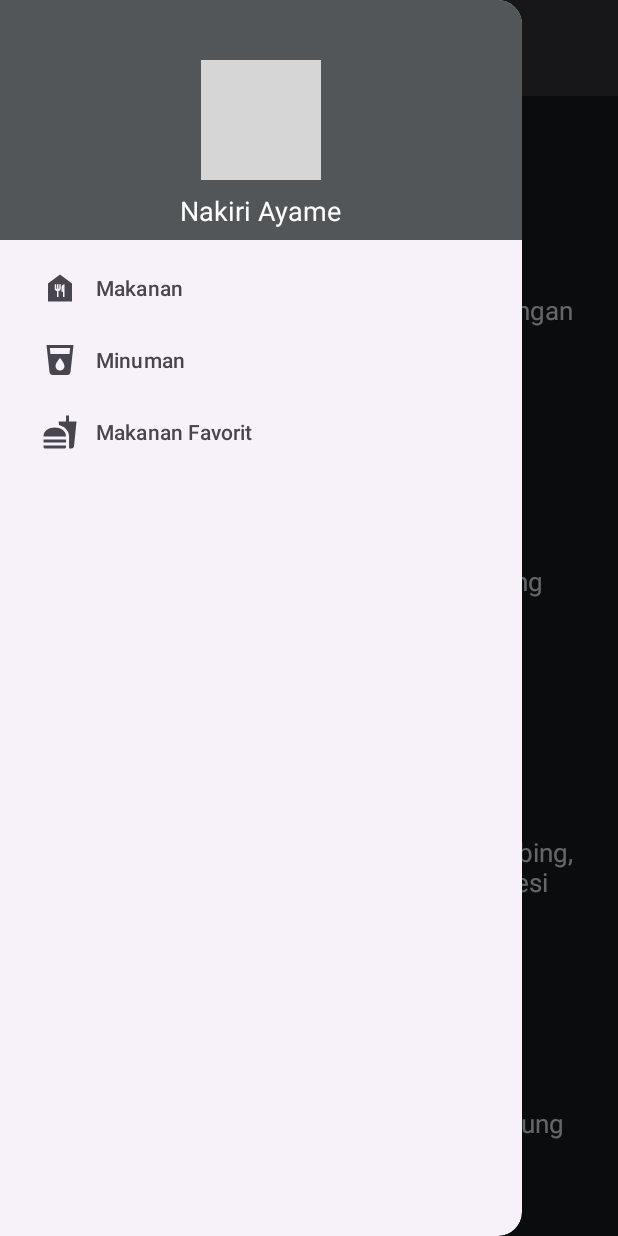
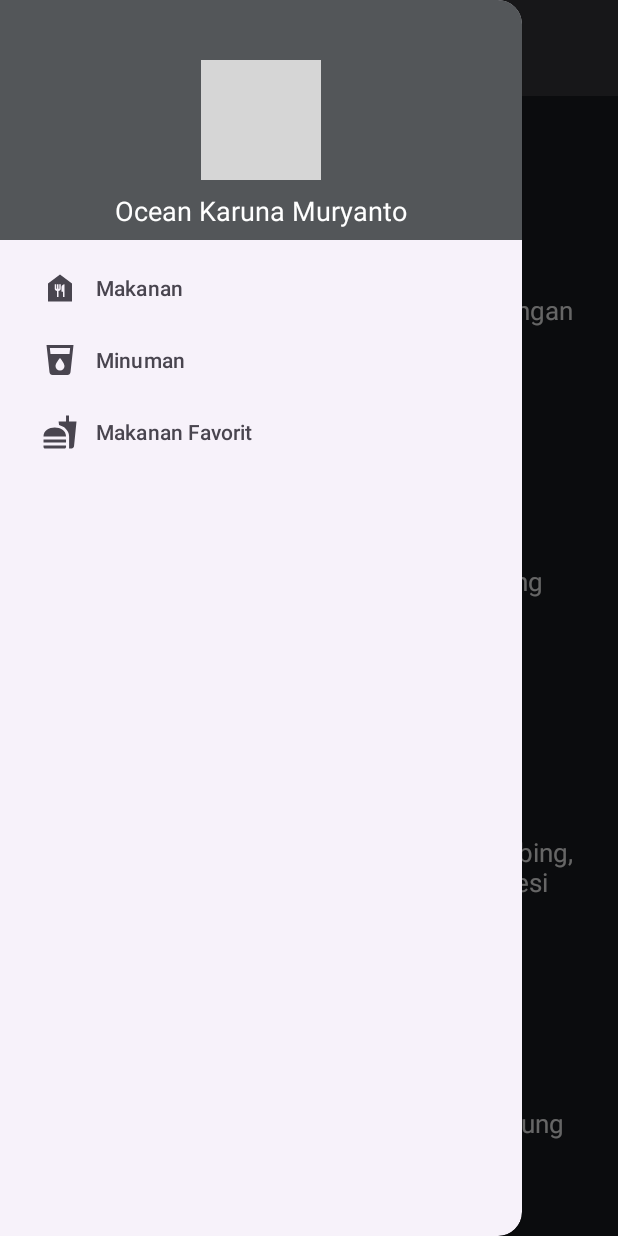
Before and after one commit to oceanthesea1/NavDrawer, an Android app: the screen it shows after launch (MainActivity), with the side drawer open, on a phone screen of 412 x 824 dp. Run offline under Robolectric (Android 15) with nearby library versions, the phone set to English and light mode, and no system bars; our stand-ins replace CircleImageView; pictures from the network do not load; grey boxes are pictures that could not be loaded.

Commit message:
NavDrawer verFinal~

```diff
--- a/app/src/main/res/layout/nav_header.xml
+++ b/app/src/main/res/layout/nav_header.xml
@@ -17,7 +17,7 @@
         android:id="@+id/textViewUsername"
         android:layout_width="wrap_content"
         android:layout_height="wrap_content"
-        android:text="Nakiri Ayame"
+        android:text="Ocean Karuna Muryanto"
         android:textColor="@android:color/white"
         android:textSize="18sp"
         android:layout_below="@id/imageViewProfile"
```
